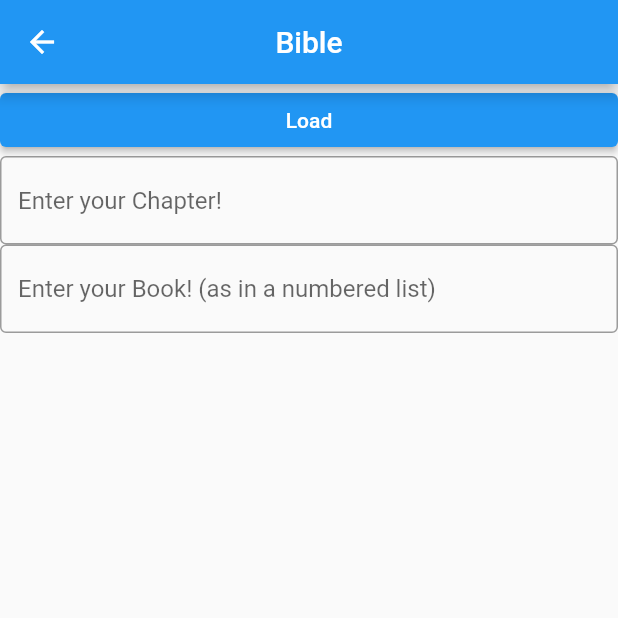
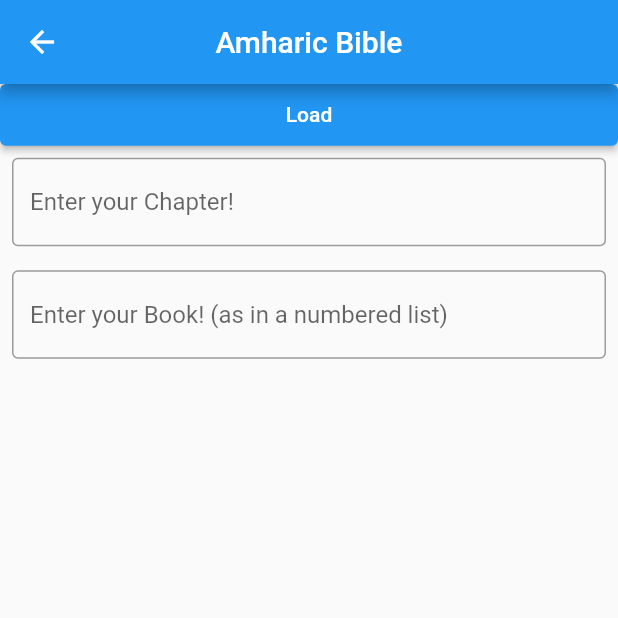
Before and after one commit to DizzyDagem1/chuch-error, a Flutter app: the BiblePage screen opened directly, on a phone screen of 412 x 824 dp, the top half of it. Run offline on Flutter 3.47's test engine with Material 2 defaults, Android fonts, the phone set to English and light mode, and no system bars; our stand-ins replace firebase_auth, firebase_core; accounts and stored records are empty.

Commit message:
please help me

```diff
--- /dev/null
+++ b/lib/pages/biblePODO.dart
@@ -0,0 +1,78 @@
+// To parse this JSON data, do
+//
+//     final amharicBible = amharicBibleFromJson(jsonString);
+
+import 'package:meta/meta.dart';
+import 'dart:convert';
+import "bible_page.dart";
+AmharicBible amharicBibleFromJson(String str) => AmharicBible.fromJson(json.decode(str));
+
+String amharicBibleToJson(AmharicBible data) => json.encode(data.toJson());
+
+class AmharicBible {
+    String title;
+    List<Book> books;
+
+    AmharicBible({
+        required this.title,
+        required this.books,
+    });
+
+    factory AmharicBible.fromJson(Map<String, dynamic> json) => AmharicBible(
+        title: json["title"],
+        books: List<Book>.from(json["books"].map((x) => Book.fromJson(x))),
+    );
+
+    Map<String, dynamic> toJson() => {
+        "title": title,
+        "books": List<dynamic>.from(books.map((x) => x.toJson())),
+    };
+}
+
+class Book {
+    String title;
+    String abbv;
+    List<Chapter> chapters;
+
+    Book({
+        required this.title,
+        required this.abbv,
+        required this.chapters,
+    });
+
+    factory Book.fromJson(Map<String, dynamic> json) => Book(
+        title: json["title"],
+        abbv: json["abbv"],
+        chapters: List<Chapter>.from(json["chapters"].map((x) => Chapter.fromJson(x))),
+    );
+
+    Map<String, dynamic> toJson() => {
+        "title": title,
+        "abbv": abbv,
+        "chapters": List<dynamic>.from(chapters.map((x) => x.toJson())),
+    };
+}
+
+class Chapter {
+    String chapter;
+    String title;
+    List<String> verses;
+
+    Chapter({
+        required this.chapter,
+        required this.title,
+        required this.verses,
+    });
+
+    factory Chapter.fromJson(Map<String, dynamic> json) => Chapter(
+        chapter: json["chapter"],
+        title: json["title"],
+        verses: List<String>.from(json["verses"].map((x) => x)),
+    );
+
+    Map<String, dynamic> toJson() => {
+        "chapter": chapter,
+        "title": title,
+        "verses": List<dynamic>.from(verses.map((x) => x)),
+    };
+}
--- a/lib/pages/bible_page.dart
+++ b/lib/pages/bible_page.dart
@@ -4,12 +4,83 @@ import 'dart:async';
 import 'dart:convert';
 import 'package:flutter/material.dart';
 import 'package:flutter/services.dart';
-import 'bibleScreen.dart';
+import "biblePODO.dart";
 
 class BiblePage extends StatefulWidget {
   BiblePage({Key? key}) : super(key: key);
   @override
   State<BiblePage> createState() => _BiblePageState();
+}
+
+// To parse this JSON data, do
+//
+//     final amharicBible = amharicBibleFromJson(jsonString);
+
+AmharicBible amharicBibleFromJson(String str) =>
+    AmharicBible.fromJson(json.decode(str));
+
+String amharicBibleToJson(AmharicBible data) => json.encode(data.toJson());
+
+class AmharicBible {
+  String title;
+  List<Bible> bible;
+
+  AmharicBible({
+    required this.title,
+    required this.bible,
+  });
+
+  factory AmharicBible.fromJson(Map<String, dynamic> json) => AmharicBible(
+        title: json["title"],
+        bible: List<Bible>.from(json["bible"].map((x) => Bible.fromJson(x))),
+      );
+
+  Map<String, dynamic> toJson() => {
+        "title": title,
+        "bible": List<dynamic>.from(bible.map((x) => x.toJson())),
+      };
+}
+
+class Bible {
+  String title;
+  String abbv;
+  List<Chapter> chapters;
+
+  Bible({
+    required this.title,
+    required this.abbv,
+    required this.chapters,
+  });
+
+  factory Bible.fromJson(Map<String, dynamic> json) => Bible(
+        title: json["title"],
+        abbv: json["abbv"],
+        chapters: List<Chapter>.from(
+            json["chapters"].map((x) => Chapter.fromJson(x))),
+      );
+
+  Map<String, dynamic> toJson() => {
+        "title": title,
+        "abbv": abbv,
+        "chapters": List<dynamic>.from(chapters.map((x) => x.toJson())),
+      };
+}
+
+class Chapter {
+  String? chapter;
+  String? title;
+  List<String>? verses;
+
+  Chapter({this.chapter, this.title, this.verses});
+
+  factory Chapter.fromJson(Map<String, dynamic> json) => Chapter(
+        chapter: json["chapter"],
+        title: json["title"],
+        verses: List<String>.from(json["verses"].map((x) => x)),
+      );
+
+  Map<String, dynamic> toJson() =>
+      {"chapter": chapter, "title": title, "verses": verses};
 }
 
 class _BiblePageState extends State<BiblePage> {
@@ -18,13 +89,14 @@ class _BiblePageState extends State<BiblePage> {
   final bookController = TextEditingController();
   // Fetch content from the json file
   Future<void> readJson() async {
-    final String response = await rootBundle.loadString('assets/amharic_bible.json');
+    final String response =
+        await rootBundle.loadString('assets/amharic_bible.json');
     final data = await json.decode(response);
     setState(() {
-      _items = data["books"];
-      print("$_items");
+      _items = data["bible"];
     });
   }
+
   @override
   Widget build(BuildContext context) {
     int? book = int.tryParse(bookController.text) ?? 1;
@@ -34,59 +106,67 @@ class _BiblePageState extends State<BiblePage> {
       appBar: AppBar(
         centerTitle: true,
         title: const Text(
-          'Bible',
+          'Amharic Bible',
         ),
       ),
-
-      body: Column(
+      body: SingleChildScrollView(
+  child: Column(
     children: [
-          _items.isNotEmpty
-              ? Expanded(
-
-                  child: ListView.builder(
-
+      SizedBox(
+        height: MediaQuery.of(context).size.height * 0.05, // Adjust the height as needed
+        child: _items.isNotEmpty
+            ? ListView.builder(
+                physics: NeverScrollableScrollPhysics(), // Disable scrolling in ListView.builder
+                shrinkWrap: true,
                 itemCount: _items.length,
-
                 itemBuilder: (context, index) {
-                      final _item = _items[21]["title"];
-                    return Card(
-                        key: ValueKey(_items[index]["books"]),
-                        margin: const EdgeInsets.all(10),
-                        color: Colors.amber.shade100,
-                        child: ListTile(
-                          leading: Text(_items[book]["title"]),
-                          title: Text(_items[book-1]["chapters"][chapter]["chapter"]),
-                          subtitle: Text(_items[index]["verses"].join("")),
-                        ),
-                      );
-
+                  return Container();
                 },
-                  ),
               )
-                :
-             ElevatedButton(
+            : ElevatedButton(
                 onPressed: () {
                   readJson();
                 },
-                  child: Center(child: Text("Load"))
+                child: Center(child: Text("Load")),
               ),
-               TextField(
+      ),
+      Padding(
+        padding: const EdgeInsets.all(8.0),
+        child: TextField(
           controller: chapterController,
           decoration: InputDecoration(
             border: OutlineInputBorder(),
             hintText: "Enter your Chapter!",
-
           ),
         ),
-                TextField(
+      ),
+      Padding(
+        padding: const EdgeInsets.all(8.0),
+        child: TextField(
           controller: bookController,
           decoration: InputDecoration(
-                    border:OutlineInputBorder(),
-                    hintText: "Enter your Book! (as in a numbered list)"
+            border: OutlineInputBorder(),
+            hintText: "Enter your Book! (as in a numbered list)",
           ),
-                )
+        ),
+      ),
+      ListTile(
+        leading: Text(
+          _items.isNotEmpty && book < _items.length ? _items[book]["title"] : "",
+        ),
+        subtitle: Text(
+          _items.isNotEmpty && book < _items.length
+              ? "${chapter < _items[book]["chapters"].length ? Chapter.fromJson(_items[book]["chapters"][chapter - 1]).verses?.join(" ") : ""}"
+              : "",
+        ),
+      ),
+      SizedBox(height: 20), // Add spacing between the text fields and buttons
     ],
   ),
+),
+
+
+
     );
   }
 }
```
Also changed, not shown: lib/pages/bibleScreen.dart (deleted, +0 -36 lines), lib/pages/bigoldland.txt (added, +55 -0 lines), lib/pages/limboland.txt (+18 -4 lines). Lines whose indentation alone changed are shown as unchanged.
